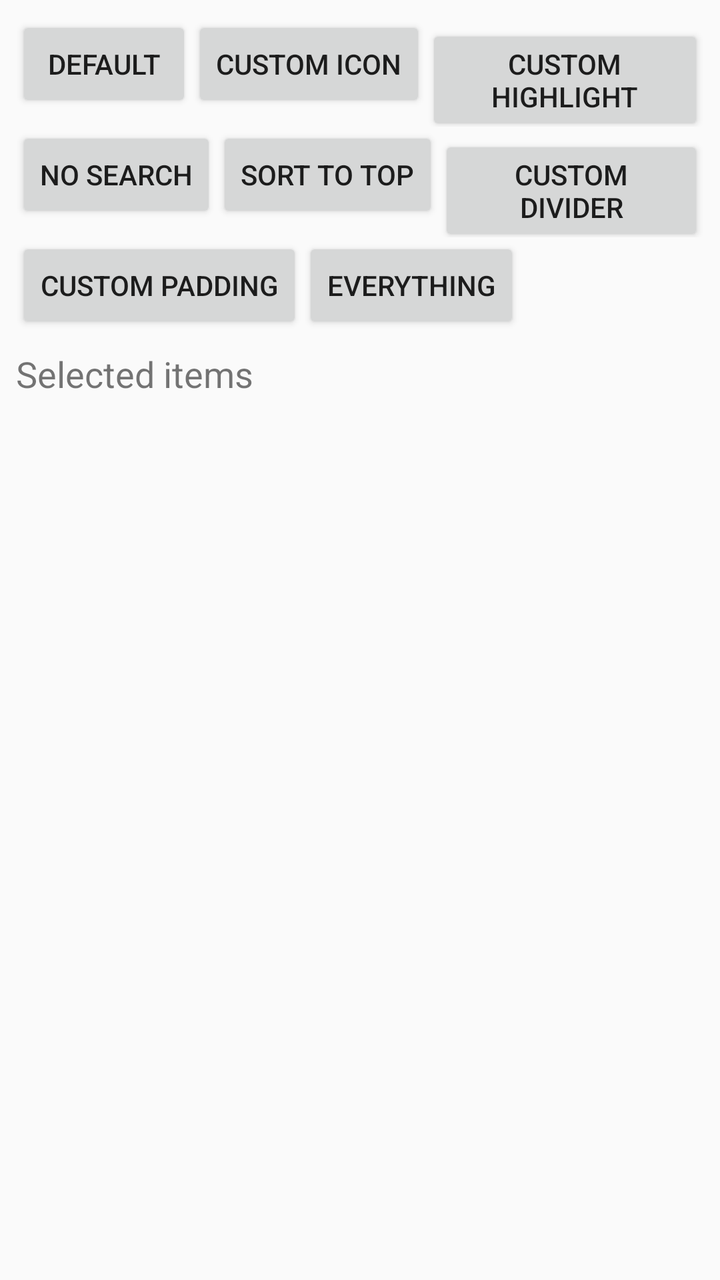
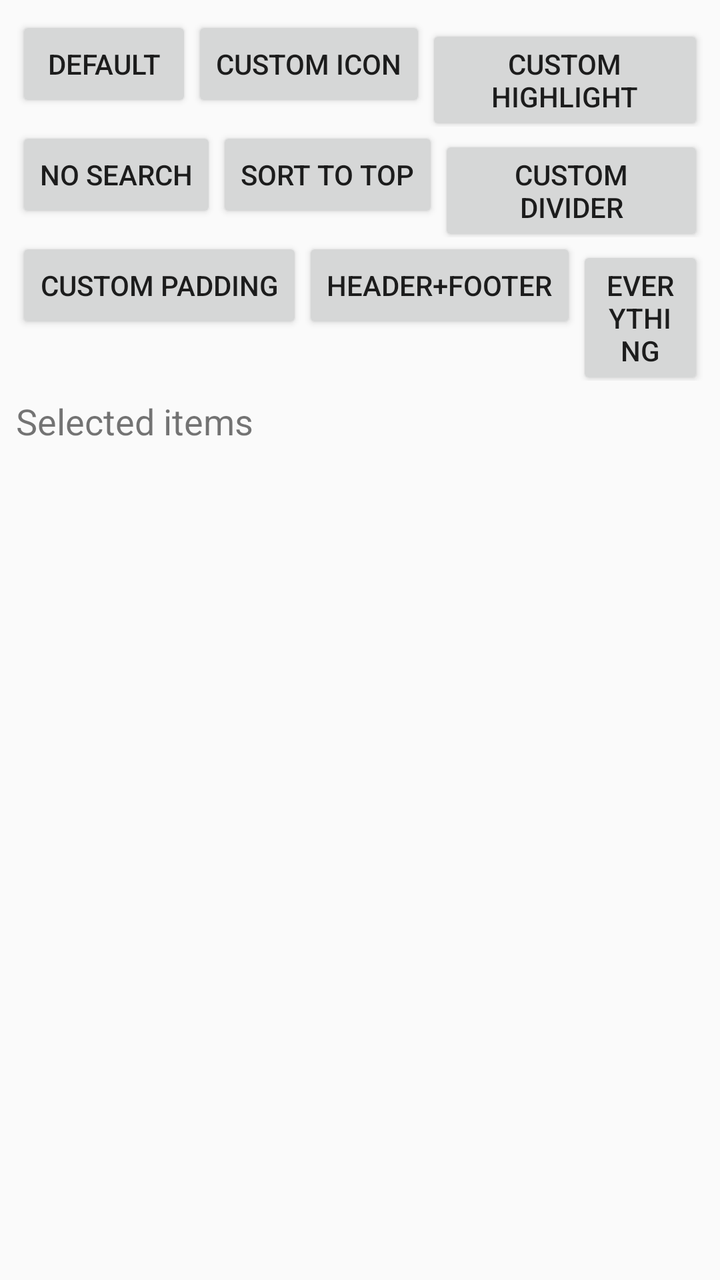

Compare the two renders of this Android layout. The source of the first and the diff that turns it into the second are given below.
<!-- AndroidManifest.xml: application theme AppTheme -->
<!-- res/layout/activity_main.xml -->
<?xml version="1.0" encoding="utf-8"?>
<LinearLayout xmlns:android="http://schemas.android.com/apk/res/android"
    xmlns:tools="http://schemas.android.com/tools"
    android:layout_width="match_parent"
    android:layout_height="match_parent"
    android:fitsSystemWindows="true"
    android:orientation="vertical"
    android:padding="8dp"
    tools:context=".MainActivity">

    <LinearLayout
        android:layout_width="match_parent"
        android:layout_height="wrap_content"
        android:orientation="horizontal">

        <Button
            android:id="@+id/selected_items_btn"
            android:layout_width="wrap_content"
            android:layout_height="wrap_content"
            android:text="Default" />

        <Button
            android:id="@+id/selected_items_custom_icon_btn"
            android:layout_width="wrap_content"
            android:layout_height="wrap_content"
            android:text="Custom Icon" />

        <Button
            android:id="@+id/selected_items_custom_highlight_btn"
            android:layout_width="wrap_content"
            android:layout_height="wrap_content"
            android:text="Custom Highlight" />
    </LinearLayout>

    <LinearLayout
        android:layout_width="match_parent"
        android:layout_height="wrap_content"
        android:orientation="horizontal">

        <Button
            android:id="@+id/no_search_btn"
            android:layout_width="wrap_content"
            android:layout_height="wrap_content"
            android:text="No Search" />

        <Button
            android:id="@+id/sort_to_top_btn"
            android:layout_width="wrap_content"
            android:layout_height="wrap_content"
            android:text="Sort To Top" />

        <Button
            android:id="@+id/divider_btn"
            android:layout_width="wrap_content"
            android:layout_height="wrap_content"
            android:text="Custom Divider" />
    </LinearLayout>

    <LinearLayout
        android:layout_width="match_parent"
        android:layout_height="wrap_content"
        android:orientation="horizontal">

        <Button
            android:id="@+id/custom_padding"
            android:layout_width="wrap_content"
            android:layout_height="wrap_content"
            android:text="Custom Padding" />

        <Button
            android:id="@+id/everything_btn"
            android:layout_width="wrap_content"
            android:layout_height="wrap_content"
            android:text="Everything" />
    </LinearLayout>

    <TextView
        android:layout_width="match_parent"
        android:layout_height="wrap_content"
        android:layout_marginTop="8dp"
        android:text="Selected items"
        android:textSize="18sp" />

    <TextView
        android:id="@+id/selected_items"
        android:layout_width="match_parent"
        android:layout_height="wrap_content" />

</LinearLayout>
<!-- resources referenced by this layout -->
<resources>
  <style name="AppTheme" parent="Theme.AppCompat.Light.DarkActionBar">
          
          <item name="colorPrimary">@color/colorPrimary</item>
          <item name="colorPrimaryDark">@color/colorPrimaryDark</item>
          <item name="colorAccent">@color/colorAccent</item>
      </style>
  <color name="colorPrimary">#008577</color>
  <color name="colorPrimaryDark">#00574B</color>
  <color name="colorAccent">#D81B60</color>
</resources>

<!-- the commit's change to res/layout/activity_main.xml (unified diff, before → after) -->
@@ -68,6 +68,12 @@
             android:text="Custom Padding" />
 
         <Button
+            android:id="@+id/custom_header"
+            android:layout_width="wrap_content"
+            android:layout_height="wrap_content"
+            android:text="Header+Footer" />
+
+        <Button
             android:id="@+id/everything_btn"
             android:layout_width="wrap_content"
             android:layout_height="wrap_content"
